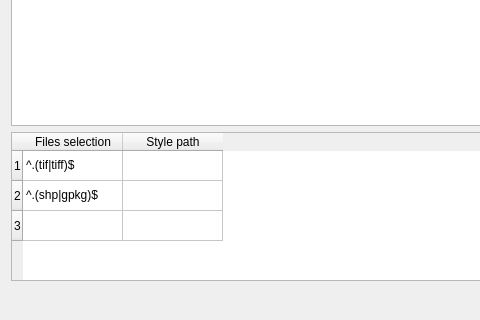
Before: the Qt Designer form recLayerAdd_dialog_base.ui in vincentBenet/recLayerAdd-QGIS-plugin, drawn with Qt 5; both pictures show x 0 to 480 and y 86 to 406 of the 1094 by 406 pixel window.
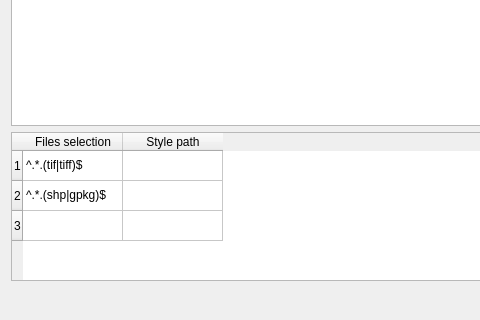
After: the same form once the commit is applied.

Commit message: ajout recursif POC

What changed in the file:
```diff
--- a/recLayerAdd_dialog_base.ui
+++ b/recLayerAdd_dialog_base.ui
@@ -122,12 +122,12 @@
      </column>
      <item row="0" column="0">
       <property name="text">
-       <string>^.(tif|tiff)$</string>
+       <string>^.*.(tif|tiff)$</string>
       </property>
      </item>
      <item row="1" column="0">
       <property name="text">
-       <string>^.(shp|gpkg)$</string>
+       <string>^.*.(shp|gpkg)$</string>
       </property>
      </item>
     </widget>
```
The commit also changes 2 other files.
